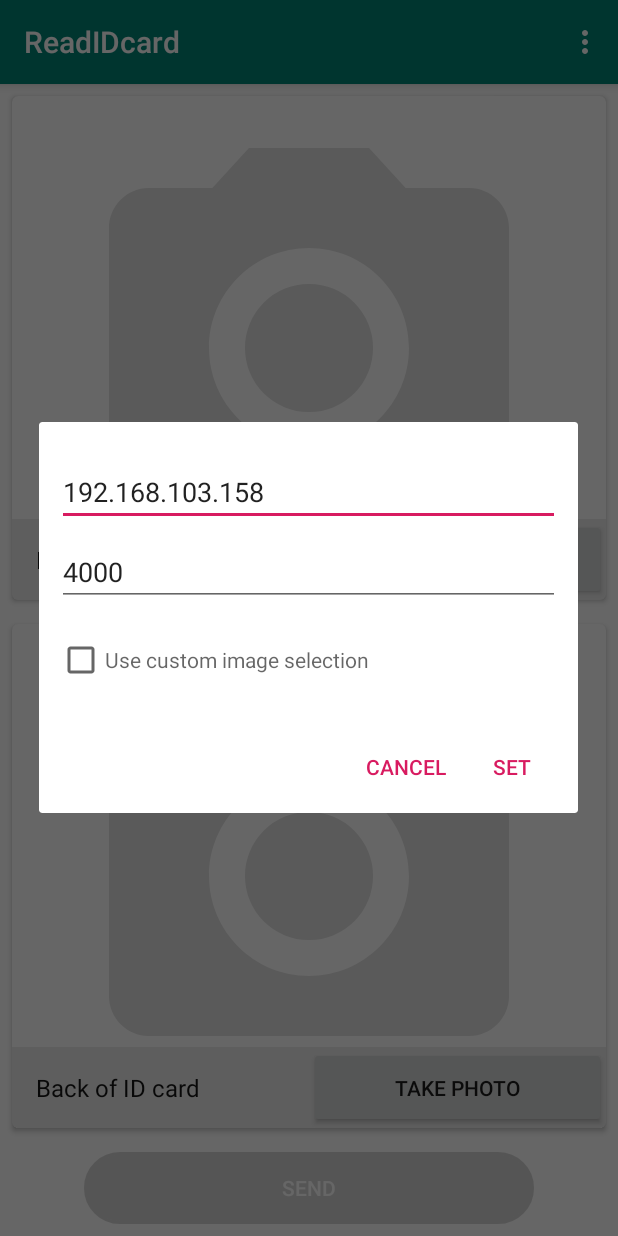
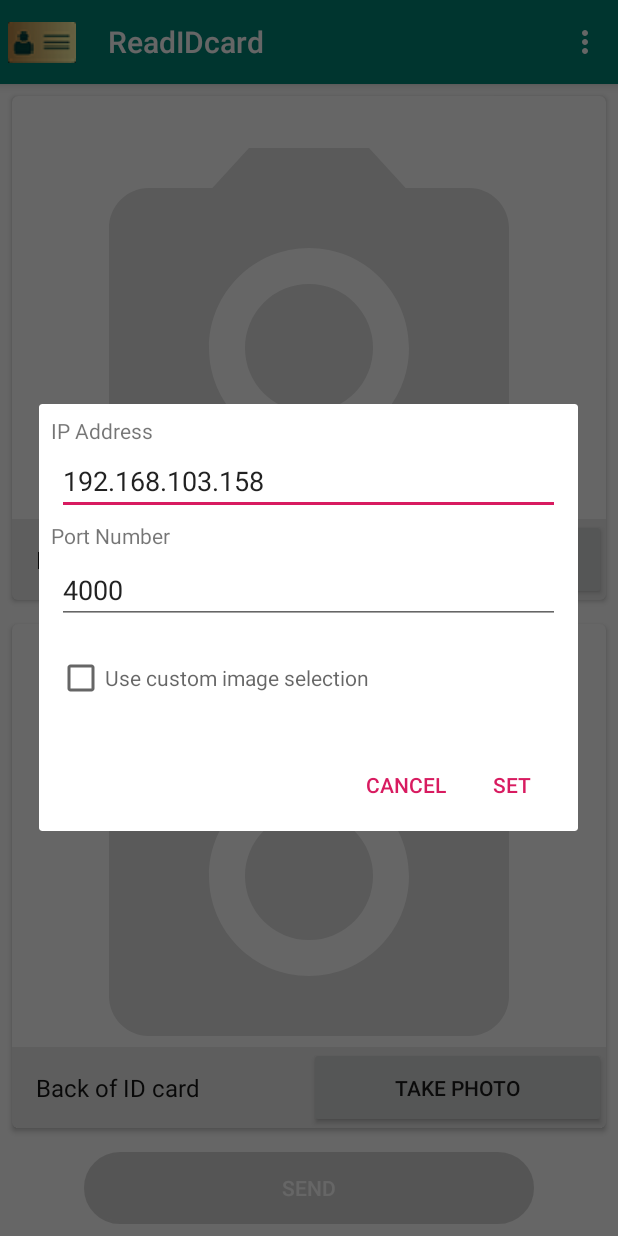
Before and after one commit to nadiusa/AndroidApp-Project-sem3, an Android app: the screen it shows after launch (MainActivity), in the options menu, after a tap on "Settings", on a phone screen of 412 x 824 dp. Run offline under Robolectric (Android 15) with nearby library versions, the phone set to English and light mode, and no system bars; our stand-ins replace RxJava.

Commit message:
Interface Changes

```diff
--- a/app/src/main/res/drawable/button.xml
+++ b/app/src/main/res/drawable/button.xml
@@ -2,7 +2,7 @@
 <selector xmlns:android="http://schemas.android.com/apk/res/android">
 
   <item android:state_pressed="true"
-      android:drawable="@drawable/button_pressed"/>
+      android:drawable="@drawable/button_pressed" />
 
   <item android:state_enabled="false"
       android:drawable="@drawable/button_disabled"/>
--- /dev/null
+++ b/app/src/main/res/drawable/button_focused.xml
@@ -0,0 +1,4 @@
+<?xml version="1.0" encoding="utf-8"?>
+<selector xmlns:android="http://schemas.android.com/apk/res/android">
+
+</selector>
--- a/app/src/main/res/layout/content_main.xml
+++ b/app/src/main/res/layout/content_main.xml
@@ -1,4 +1,5 @@
 <?xml version="1.0" encoding="utf-8"?>
+
 <RelativeLayout xmlns:android="http://schemas.android.com/apk/res/android"
     xmlns:app="http://schemas.android.com/apk/res-auto"
     xmlns:card_view="http://schemas.android.com/apk/res-auto"
@@ -9,8 +10,6 @@
     app:layout_behavior="@string/appbar_scrolling_view_behavior"
     tools:context=".MainActivity"
     tools:showIn="@layout/select_image">
-
-
 
     <LinearLayout
         android:layout_width="match_parent"
--- a/app/src/main/res/layout/select_image.xml
+++ b/app/src/main/res/layout/select_image.xml
@@ -16,7 +16,10 @@
             android:layout_width="match_parent"
             android:layout_height="?attr/actionBarSize"
             android:background="?attr/colorPrimary"
-            app:popupTheme="@style/AppTheme.PopupOverlay" />
+            app:popupTheme="@style/AppTheme.PopupOverlay"
+            android:logo="@drawable/logo"
+            app:navigationIcon="@drawable/logo"
+           />
 
     </android.support.design.widget.AppBarLayout>
 
--- a/app/src/main/res/layout/settings_dialog.xml
+++ b/app/src/main/res/layout/settings_dialog.xml
@@ -4,28 +4,41 @@
     android:layout_width="wrap_content"
     android:layout_height="wrap_content">
 
-  <EditText
-      android:id="@+id/ip_address"
-      android:inputType="textEmailAddress"
+
+    <TextView
+        android:id="@+id/textView3"
+        android:layout_width="match_parent"
+        android:layout_height="wrap_content"
+        android:text="IP Address" />
+
+    <EditText
+        android:id="@+id/ip_address"
+        android:layout_width="match_parent"
+        android:layout_height="wrap_content"
+        android:layout_marginLeft="4dp"
+        android:layout_marginTop="1dp"
+        android:layout_marginRight="4dp"
+        android:layout_marginBottom="4dp"
+        android:hint="@string/ip_address_label"
+        android:inputType="textEmailAddress" />
+
+  <TextView
+      android:id="@+id/textView4"
       android:layout_width="match_parent"
       android:layout_height="wrap_content"
-      android:layout_marginTop="16dp"
-      android:layout_marginLeft="4dp"
-      android:layout_marginRight="4dp"
-      android:layout_marginBottom="4dp"
-      android:hint="@string/ip_address_label" />
+      android:text="Port Number" />
 
   <EditText
       android:id="@+id/port_field"
-      android:inputType="numberDecimal"
       android:layout_width="match_parent"
       android:layout_height="wrap_content"
+      android:layout_marginLeft="4dp"
       android:layout_marginTop="4dp"
-      android:layout_marginLeft="4dp"
       android:layout_marginRight="4dp"
       android:layout_marginBottom="16dp"
       android:fontFamily="sans-serif"
-      android:hint="@string/port_label"/>
+      android:hint="@string/port_label"
+      android:inputType="numberDecimal" />
 
   <CheckBox
       android:id="@+id/custom_image_select"
--- a/app/src/main/res/menu/menu_main.xml
+++ b/app/src/main/res/menu/menu_main.xml
@@ -13,4 +13,5 @@
         android:orderInCategory="101"
         android:title="@string/clear_cache_label"
         app:showAsAction="never" />
+
 </menu>
--- a/app/src/main/res/values/strings.xml
+++ b/app/src/main/res/values/strings.xml
@@ -1,5 +1,5 @@
 <resources>
-    <string name="app_name">ReadIDcard</string>
+    <string name="app_name"> ReadIDcard </string>
     <string name="action_settings">Settings</string>
     <string name="scan_id_label"> Send </string>
     <string name="take_photo_label">Take photo</string>
@@ -14,4 +14,9 @@
     <string name="cancel_label">Cancel</string>
     <string name="use_custom_image_selection">Use custom image selection</string>
     <string name="clear_cache_label">Clear cache</string>
+    <string name="confirm_label">SEND</string>
+    <string name="cancel">Cancel</string>
+    <string name="select_type_label"> Select type of ID Card</string>
+    <string name="select_id_type_label">Select Id Card type</string>
+
 </resources>
--- a/app/src/main/res/values/styles.xml
+++ b/app/src/main/res/values/styles.xml
@@ -3,6 +3,7 @@
     <!-- Base application theme. -->
     <style name="AppTheme" parent="Theme.AppCompat.Light.DarkActionBar">
         <!-- Customize your theme here. -->
+
         <item name="colorPrimary">@color/colorPrimary</item>
         <item name="colorPrimaryDark">@color/colorPrimaryDark</item>
         <item name="colorAccent">@color/colorAccent</item>
```
Also changed, not shown: app/src/main/java/utm/scanid/MainActivity.java (+38 -6 lines), app/src/main/res/drawable/ic_more_vert.xml (+6 -3 lines), app/src/main/res/drawable/selector.xml (added, +8 -0 lines), app/src/main/res/layout/select_id_dialog.xml (added, +47 -0 lines), app/src/main/res/layout/select_type_passport.xml (added, +86 -0 lines), app/src/main/res/drawable/default_type_img.png (added), app/src/main/res/drawable/logo.png (added), app/src/main/res/drawable/new_type_img.png (added), app/src/main/res/drawable/second_passport_type.jpg (added), app/src/main/res/drawable/second_type.jpg (added), app/src/main/res/drawable/second_typee.jpg (added).
